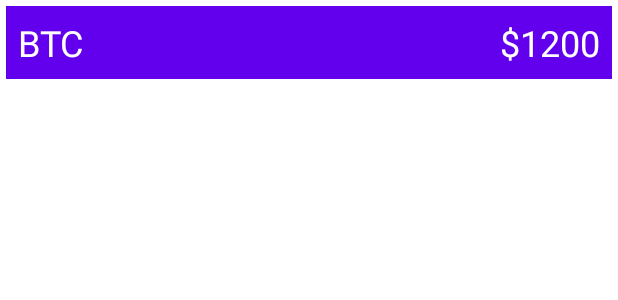
After one commit to Ekaterina-El/Coroutine-Flow, an Android app: the layout crypto_item.xml on its own in the app's theme, with its tools: preview values and no code run, on a phone screen of 412 x 824 dp. The commit adds this screen. Shown: the top 300 px of the screen. Run offline under Robolectric (Android 15) with nearby library versions, the phone set to English and light mode, and no system bars.

Commit message:
added crypto activity

```diff
--- a/app/src/main/AndroidManifest.xml
+++ b/app/src/main/AndroidManifest.xml
@@ -22,6 +22,7 @@
     </activity>
     <activity android:name="com.elka.coroutineflow.lesson2.Users2Activity" />
     <activity android:name="com.elka.coroutineflow.lesson2.UsersActivity" />
+    <activity android:name="com.elka.coroutineflow.crypto_app.CryptoActivity" />
   </application>
 
 </manifest>
--- a/app/src/main/java/com/elka/coroutineflow/MainActivity.kt
+++ b/app/src/main/java/com/elka/coroutineflow/MainActivity.kt
@@ -2,6 +2,7 @@ package com.elka.coroutineflow
 
 import android.os.Bundle
 import androidx.appcompat.app.AppCompatActivity
+import com.elka.coroutineflow.crypto_app.CryptoActivity
 import com.elka.coroutineflow.databinding.ActivityMainBinding
 import com.elka.coroutineflow.lesson2.UsersActivity
 
@@ -17,5 +18,8 @@ class MainActivity : AppCompatActivity() {
     binding.buttonUsersActivity.setOnClickListener {
       startActivity(UsersActivity.newIntent(this))
     }
+    binding.buttonCryptoActivity.setOnClickListener {
+      startActivity(CryptoActivity.newIntent(this))
+    }
   }
 }
--- /dev/null
+++ b/app/src/main/java/com/elka/coroutineflow/crypto_app/Currency.kt
@@ -0,0 +1,6 @@
+package com.elka.coroutineflow.crypto_app
+
+data class Currency(
+  val name: String,
+  val price: Int,
+)
--- a/app/src/main/res/layout/activity_main.xml
+++ b/app/src/main/res/layout/activity_main.xml
@@ -12,4 +12,10 @@
       android:layout_width="match_parent"
       android:layout_height="wrap_content"
       android:text="@string/users_activity" />
+
+  <Button
+      android:id="@+id/button_crypto_activity"
+      android:layout_width="match_parent"
+      android:layout_height="wrap_content"
+      android:text="@string/crypto_activity" />
 </LinearLayout>
--- /dev/null
+++ b/app/src/main/res/layout/crypto_item.xml
@@ -0,0 +1,29 @@
+<?xml version="1.0" encoding="utf-8"?>
+<LinearLayout xmlns:android="http://schemas.android.com/apk/res/android"
+    xmlns:tools="http://schemas.android.com/tools"
+    android:layout_width="match_parent"
+    android:layout_height="wrap_content"
+    android:layout_margin="4dp"
+    android:background="@color/purple_500"
+    android:orientation="horizontal">
+
+  <TextView
+      android:id="@+id/text_view_currency_name"
+      android:layout_width="0dp"
+      android:layout_height="wrap_content"
+      android:layout_weight="1"
+      android:padding="8dp"
+      android:textColor="@color/white"
+      android:textSize="24sp"
+      tools:text="BTC" />
+
+  <TextView
+      android:id="@+id/text_view_currency_price"
+      android:layout_width="wrap_content"
+      android:layout_height="wrap_content"
+      android:padding="8dp"
+      android:textColor="@color/white"
+      android:textSize="24sp"
+      tools:text="$1200" />
+
+</LinearLayout>
--- a/app/src/main/res/values/strings.xml
+++ b/app/src/main/res/values/strings.xml
@@ -4,4 +4,6 @@
   <string name="enter_username">Enter username:</string>
   <string name="users_activity">Users Activity</string>
   <string name="launch_next_screen">Launch next screen</string>
+  <string name="currency_price">$%s</string>
+  <string name="crypto_activity">Crypto Activity</string>
 </resources>
```
Also changed, not shown: app/src/main/java/com/elka/coroutineflow/crypto_app/CryptoActivity.kt (added, +55 -0 lines), app/src/main/java/com/elka/coroutineflow/crypto_app/CryptoAdapter.kt (added, +43 -0 lines), app/src/main/java/com/elka/coroutineflow/crypto_app/CryptoRepository.kt (added, +33 -0 lines), app/src/main/java/com/elka/coroutineflow/crypto_app/CryptoViewModel.kt (added, +34 -0 lines), app/src/main/java/com/elka/coroutineflow/crypto_app/State.kt (added, +7 -0 lines), app/src/main/res/layout/activity_crypto.xml (added, +22 -0 lines).
